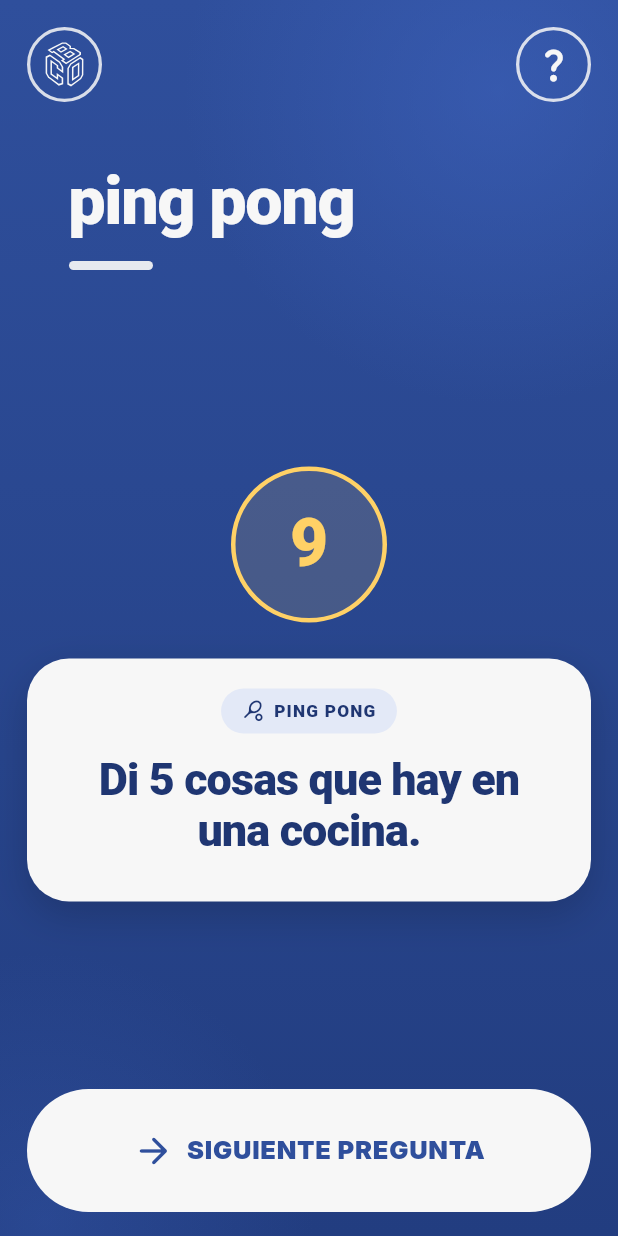
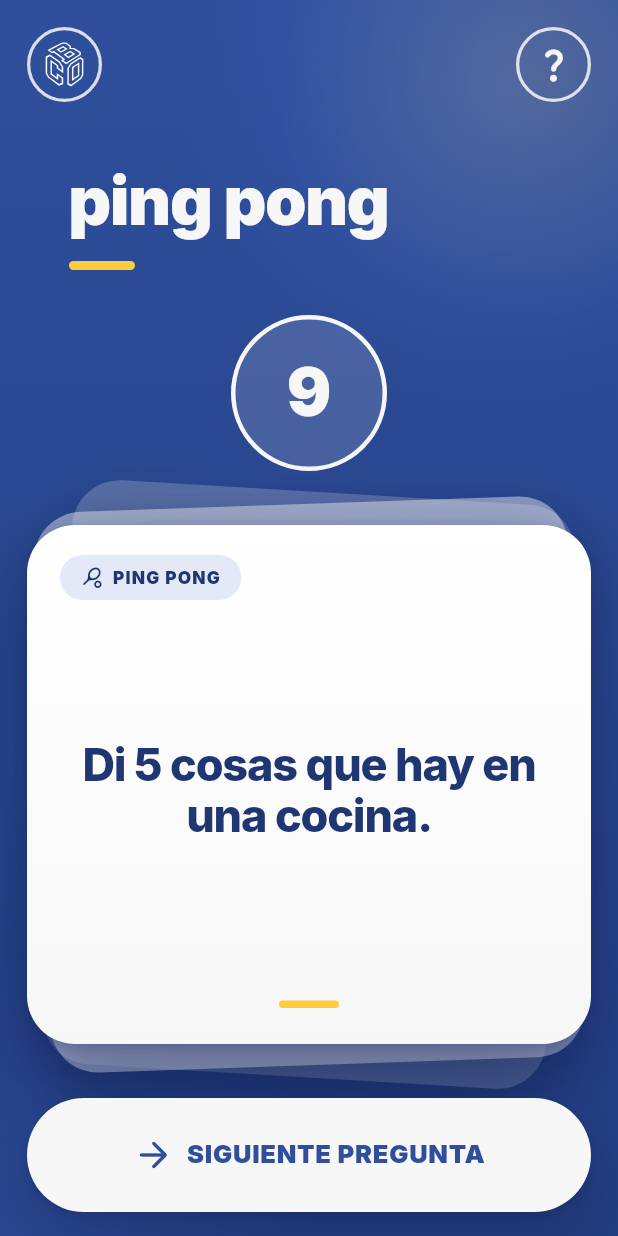
Before and after one commit to Anioljordan/minijuegos_app, a Flutter app: the PingPongScreen screen opened directly, after a tap on "EMPEZAR", on a phone screen of 412 x 824 dp. Run offline on Flutter 3.47's test engine with Material 3 defaults, Android fonts, the phone set to English and light mode, and no system bars; our stand-ins replace audioplayers, flutter_svg, shared_preferences; accounts and stored records are empty.

Commit message:
feat: rediseño de Ping Pong con el nuevo estilo de partida
- Pregunta en carta con mazo bajo el temporizador.
- Temporizador: blanco normal, amarillo en los últimos segundos y
  CuboColors.alert (nuevo token) al agotarse.
- Botón principal en píldora con sombra flotante; Inter y halo de Fiesta.
Sin cambios de lógica.

Co-Authored-By: Claude Opus 5.5 <noreply@anthropic.com>

```diff
--- a/lib/core/cubo_ui.dart
+++ b/lib/core/cubo_ui.dart
@@ -25,6 +25,9 @@ class CuboColors {
 
   /// Acento de los juegos de Chill.
   static const Color chill = Color(0xFF8FD3FF);
+
+  /// Aviso puntual (tiempo agotado, error). No es un acento decorativo.
+  static const Color alert = Color(0xFFFF6B6B);
 
   static Color whiteA(double alpha) => white.withValues(alpha: alpha);
 }
--- a/lib/screens/ping_pong_screen.dart
+++ b/lib/screens/ping_pong_screen.dart
@@ -15,12 +15,6 @@ class PingPongScreen extends StatefulWidget {
 
 class _PingPongScreenState extends State<PingPongScreen> {
   final Random random = Random();
-
-  static const Color appBlue = Color(0xFF2F4F9C);
-  static const Color appWhite = Color(0xFFF7F7F7);
-  static const Color accentPink = Color(0xFFFF4D6D);
-  static const Color accentOrange = Color(0xFFFFB86C);
-  static const Color accentYellow = Color(0xFFFFD166);
 
   String preguntaActual = 'Pulsa empezar para jugar';
   int tiempoRestante = 10;
@@ -99,7 +93,10 @@ class _PingPongScreenState extends State<PingPongScreen> {
         height: size,
         decoration: BoxDecoration(
           shape: BoxShape.circle,
-          border: Border.all(color: appWhite.withOpacity(0.85), width: 2.2),
+          border: Border.all(
+            color: CuboColors.white.withValues(alpha: 0.85),
+            width: 2.2,
+          ),
         ),
         child: Center(child: child),
       ),
@@ -126,7 +123,7 @@ class _PingPongScreenState extends State<PingPongScreen> {
               onTap: mostrarNormas,
               child: Icon(
                 Icons.question_mark_rounded,
-                color: appWhite,
+                color: CuboColors.white,
                 size: compact ? 23 : 27,
               ),
             ),
@@ -151,7 +148,7 @@ class _PingPongScreenState extends State<PingPongScreen> {
                         'ping pong',
                         maxLines: 1,
                         style: TextStyle(
-                          color: appWhite,
+                          color: CuboColors.white,
                           fontSize: titleSize,
                           height: 1.9,
                           fontWeight: FontWeight.w900,
@@ -161,7 +158,11 @@ class _PingPongScreenState extends State<PingPongScreen> {
                     ),
                   ),
                 ),
-                Positioned(top: lineTop, left: 0, child: const CuboPillBar()),
+                Positioned(
+                  top: lineTop,
+                  left: 0,
+                  child: const CuboPillBar(width: 44, color: CuboColors.fiesta),
+                ),
               ],
             ),
           ),
@@ -179,7 +180,7 @@ class _PingPongScreenState extends State<PingPongScreen> {
   }
 
   void mostrarNormas() {
-    showDialog(
+    showCuboDialog(
       context: context,
       barrierDismissible: true,
       barrierColor: Colors.black.withValues(alpha: 0.45),
@@ -203,7 +204,7 @@ class _PingPongScreenState extends State<PingPongScreen> {
                   const Text(
                     'PING PONG',
                     style: TextStyle(
-                      color: appWhite,
+                      color: CuboColors.white,
                       fontSize: 15,
                       fontWeight: FontWeight.w900,
                       letterSpacing: 1.2,
@@ -266,10 +267,10 @@ class _PingPongScreenState extends State<PingPongScreen> {
     final bool finished = juegoIniciado && tiempoRestante == 0;
 
     final Color timerColor = finished
-        ? accentPink
+        ? CuboColors.alert
         : danger
-        ? accentOrange
-        : accentYellow;
+        ? CuboColors.fiesta
+        : CuboColors.white;
 
     final size = compact ? 82.0 : 104.0;
 
@@ -279,7 +280,7 @@ class _PingPongScreenState extends State<PingPongScreen> {
       height: size,
       decoration: BoxDecoration(
         shape: BoxShape.circle,
-        color: timerColor.withOpacity(0.14),
+        color: timerColor.withValues(alpha: 0.14),
         border: Border.all(color: timerColor, width: 3),
       ),
       child: Center(
@@ -297,17 +298,9 @@ class _PingPongScreenState extends State<PingPongScreen> {
   }
 
   Widget buildGameCard({required bool compact}) {
-    return LayoutBuilder(
-      builder: (context, constraints) {
-        return SingleChildScrollView(
-          padding: EdgeInsets.symmetric(vertical: compact ? 6 : 12),
-          child: ConstrainedBox(
-            constraints: BoxConstraints(
-              minHeight: max(0.0, constraints.maxHeight - (compact ? 12 : 24)),
-            ),
-            child: Column(
-              mainAxisAlignment: MainAxisAlignment.center,
+    return Column(
       children: [
+        SizedBox(height: compact ? 4 : 10),
         AnimatedSwitcher(
           duration: const Duration(milliseconds: 280),
           child: juegoIniciado
@@ -318,39 +311,23 @@ class _PingPongScreenState extends State<PingPongScreen> {
               : CuboIllustration(
                   'ping_pong',
                   key: const ValueKey('illustration'),
-                          size: compact ? 92 : 120,
+                  size: compact ? 82 : 110,
                 ),
         ),
-                SizedBox(height: compact ? 16 : 24),
-                CuboCardSwitcher(
-                  child: CuboHeroCard(
+        SizedBox(height: compact ? 8 : 14),
+        Expanded(
+          child: CuboCardStack(
+            maxHeight: 400,
+            child: CuboPlayCard(
               key: ValueKey(preguntaActual),
               chip: 'ping pong',
               chipIcon: Icons.sports_tennis_rounded,
-                    padding: EdgeInsets.fromLTRB(
-                      compact ? 18 : 24,
-                      compact ? 16 : 20,
-                      compact ? 18 : 24,
-                      compact ? 22 : 30,
-                    ),
-                    child: Text(
-                      preguntaActual,
-                      textAlign: TextAlign.center,
-                      style: TextStyle(
-                        color: CuboColors.blueInk,
-                        fontSize: compact ? 24 : 30,
-                        height: 1.14,
-                        fontWeight: FontWeight.w900,
-                        letterSpacing: -0.6,
-                      ),
+              maxFontSize: compact ? 24 : 30,
+              text: preguntaActual,
             ),
           ),
         ),
       ],
-            ),
-          ),
-        );
-      },
     );
   }
 
@@ -368,7 +345,9 @@ class _PingPongScreenState extends State<PingPongScreen> {
       child: AspectRatio(
         aspectRatio: compact ? 1.55 : 1.4,
         child: Material(
-          color: disabled ? backgroundColor.withOpacity(0.35) : backgroundColor,
+          color: disabled
+              ? backgroundColor.withValues(alpha: 0.35)
+              : backgroundColor,
           borderRadius: BorderRadius.circular(16),
           child: InkWell(
             onTap: onTap,
@@ -377,14 +356,16 @@ class _PingPongScreenState extends State<PingPongScreen> {
               decoration: BoxDecoration(
                 borderRadius: BorderRadius.circular(16),
                 border: Border.all(
-                  color: appWhite.withOpacity(disabled ? 0.12 : 0.28),
+                  color: CuboColors.white.withValues(
+                    alpha: disabled ? 0.12 : 0.28,
+                  ),
                   width: 2.4,
                 ),
                 boxShadow: disabled
                     ? null
                     : [
                         BoxShadow(
-                          color: backgroundColor.withOpacity(0.28),
+                          color: backgroundColor.withValues(alpha: 0.28),
                           blurRadius: 16,
                           offset: const Offset(0, 7),
                         ),
@@ -395,14 +376,18 @@ class _PingPongScreenState extends State<PingPongScreen> {
                 children: [
                   Icon(
                     icon,
-                    color: foregroundColor.withOpacity(disabled ? 0.42 : 1),
+                    color: foregroundColor.withValues(
+                      alpha: disabled ? 0.42 : 1,
+                    ),
                     size: compact ? 36 : 48,
                   ),
                   const SizedBox(height: 5),
                   Text(
                     label,
                     style: TextStyle(
-                      color: foregroundColor.withOpacity(disabled ? 0.42 : 1),
+                      color: foregroundColor.withValues(
+                        alpha: disabled ? 0.42 : 1,
+                      ),
                       fontSize: compact ? 12.5 : 14,
                       fontWeight: FontWeight.w900,
                       letterSpacing: 0.5,
@@ -420,8 +405,9 @@ class _PingPongScreenState extends State<PingPongScreen> {
   @override
   Widget build(BuildContext context) {
     return Scaffold(
-      backgroundColor: appBlue,
-      body: CuboBackground(
+      backgroundColor: CuboColors.blue,
+      body: CuboGameBackground(
+        accent: CuboColors.fiesta,
         halo: CuboHalo.topRight,
         child: SafeArea(
           child: LayoutBuilder(
@@ -443,9 +429,13 @@ class _PingPongScreenState extends State<PingPongScreen> {
                     SizedBox(height: compact ? 8 : 14),
                     Expanded(child: buildGameCard(compact: compact)),
                     SizedBox(height: compact ? 9 : 14),
-                    SizedBox(
+                    Container(
                       width: double.infinity,
-                      height: compact ? 72 : 82,
+                      height: compact ? 68 : 76,
+                      decoration: const BoxDecoration(
+                        borderRadius: BorderRadius.all(Radius.circular(999)),
+                        boxShadow: CuboShadows.float,
+                      ),
                       child: ElevatedButton.icon(
                         onPressed: juegoIniciado
                             ? siguientePregunta
```
Lines whose indentation alone changed are shown as unchanged.
